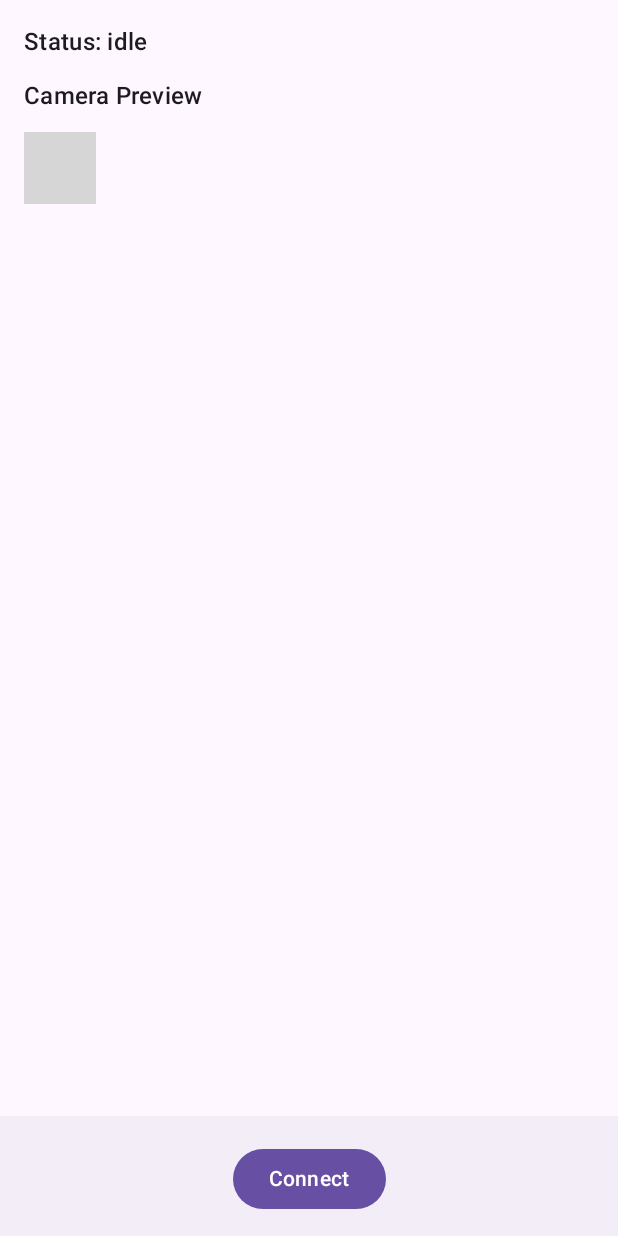
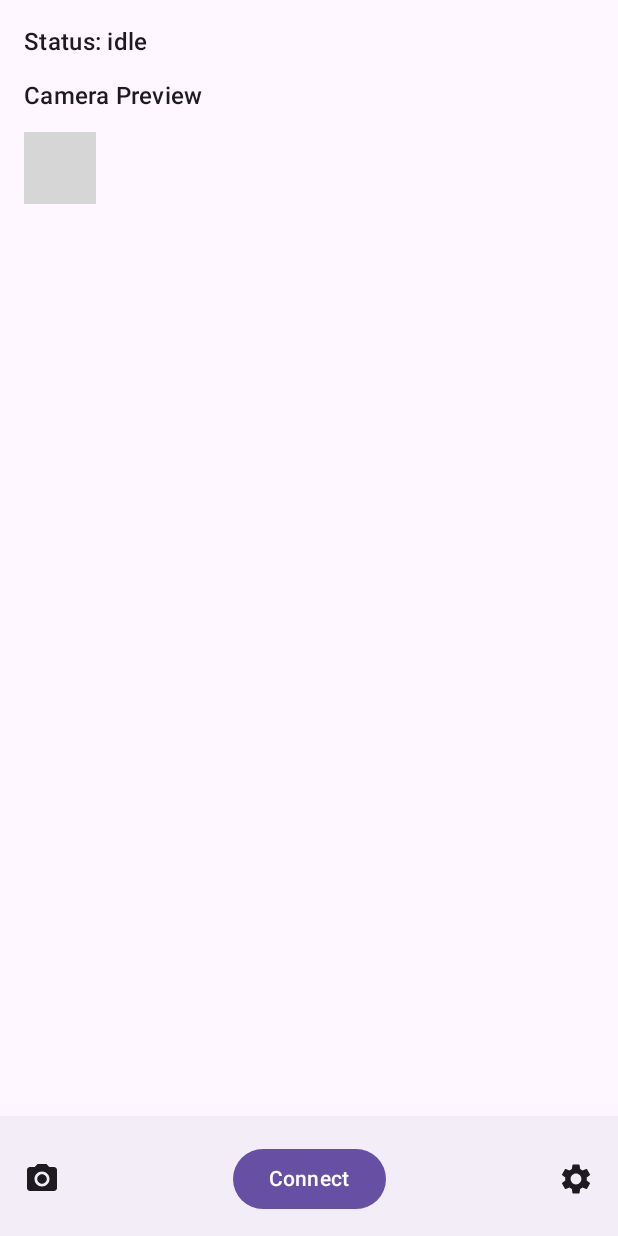
Before and after one commit to iron-66/CamtellectAndroid, an Android app built with Jetpack Compose: the screen it shows after launch (MainActivity), on a phone screen of 412 x 824 dp. Run offline under Robolectric (Android 15) with nearby library versions, the phone set to English and light mode, and no system bars; libraries missing offline, so code that uses them is left out: androidx.camera.core, org.webrtc; 2 statements that could not run were skipped; grey boxes are pictures that could not be loaded.

Commit message:
Added camera and settings icons to bottom navbar

```diff
--- a/app/src/main/java/com/example/camtellect/AppBottomBar.kt
+++ b/app/src/main/java/com/example/camtellect/AppBottomBar.kt
@@ -1,6 +1,9 @@
 package com.example.camtellect.ui
 
 import androidx.compose.foundation.layout.*
+import androidx.compose.material.icons.Icons
+import androidx.compose.material.icons.filled.PhotoCamera
+import androidx.compose.material.icons.filled.Settings
 import androidx.compose.material3.*
 import androidx.compose.runtime.Composable
 import androidx.compose.ui.Alignment
@@ -13,20 +16,24 @@ fun AppBottomBar(
     isConnecting: Boolean,
     onConnect: () -> Unit,
     onDisconnect: () -> Unit,
+    onCameraClick: () -> Unit,
+    onSettingsClick: () -> Unit,
     modifier: Modifier = Modifier,
 ) {
     BottomAppBar(modifier = modifier) {
+        IconButton(onClick = onCameraClick) {
+            Icon(imageVector = Icons.Filled.PhotoCamera, contentDescription = "Camera")
+        }
+
         Box(
-            modifier = Modifier.fillMaxWidth(),
+            modifier = Modifier
+                .weight(1f)
+                .fillMaxHeight(),
             contentAlignment = Alignment.Center
         ) {
             when {
                 isConnecting -> {
-                    Button(
-                        onClick = { /* disabled while connecting */ },
-                        enabled = false
-                    ) {
-                        // Компактный лоадер + текст; размер кнопки не «прыгает»
+                    Button(onClick = { /* disabled while connecting */ }, enabled = false) {
                         Row(
                             verticalAlignment = Alignment.CenterVertically,
                             horizontalArrangement = Arrangement.spacedBy(8.dp)
@@ -39,13 +46,13 @@ fun AppBottomBar(
                         }
                     }
                 }
-                !connected -> {
-                    Button(onClick = onConnect) { Text("Connect") }
-                }
-                else -> {
-                    Button(onClick = onDisconnect) { Text("Disconnect") }
-                }
+                !connected -> Button(onClick = onConnect) { Text("Connect") }
+                else -> Button(onClick = onDisconnect) { Text("Disconnect") }
             }
+        }
+
+        IconButton(onClick = onSettingsClick) {
+            Icon(imageVector = Icons.Filled.Settings, contentDescription = "Settings")
         }
     }
 }
--- a/app/src/main/java/com/example/camtellect/MainActivity.kt
+++ b/app/src/main/java/com/example/camtellect/MainActivity.kt
@@ -35,13 +35,12 @@ class MainActivity : ComponentActivity() {
 
     override fun onCreate(savedInstanceState: Bundle?) {
         super.onCreate(savedInstanceState)
-        // Права на камеру/микрофон
         permsLauncher.launch(arrayOf(Manifest.permission.CAMERA, Manifest.permission.RECORD_AUDIO))
 
         setContent {
             var connected by remember { mutableStateOf(false) }
             var status by remember { mutableStateOf("idle") }
-            val isConnecting by derivedStateOf { status == "init" } // только для лоадера на кнопке
+            val isConnecting = status == "init"
             val scope = rememberCoroutineScope()
 
             // Инициализация peer с провайдером эфемерального токена
@@ -66,17 +65,15 @@ class MainActivity : ComponentActivity() {
                 bottomBar = {
                     AppBottomBar(
                         connected = connected,
-                        isConnecting = isConnecting, // <- новый флаг для лоадера в кнопке
+                        isConnecting = (status == "init"),
                         onConnect = {
-                            // ВАЖНО: сохраняем твоё поведение — сначала скрываем CameraX
-                            // (connected=true), чтобы камера была свободна для WebRTC.
                             status = "init"
                             connected = true
-                            scope.launch(Dispatchers.Default) {
+                            scope.launch(kotlinx.coroutines.Dispatchers.Default) {
                                 try {
                                     peer.connect { s -> status = s }
                                 } catch (e: Exception) {
-                                    withContext(Dispatchers.Main) {
+                                    kotlinx.coroutines.withContext(kotlinx.coroutines.Dispatchers.Main) {
                                         status = "error: ${e.message}"
                                         connected = false
                                     }
@@ -84,17 +81,16 @@ class MainActivity : ComponentActivity() {
                             }
                         },
                         onDisconnect = {
-                            scope.launch(Dispatchers.Default) {
-                                try {
-                                    peer.disconnect()
-                                } finally {
-                                    withContext(Dispatchers.Main) {
-                                        connected = false
-                                        status = "disconnected"
+                            scope.launch(kotlinx.coroutines.Dispatchers.Default) {
+                                try { peer.disconnect() } finally {
+                                    kotlinx.coroutines.withContext(kotlinx.coroutines.Dispatchers.Main) {
+                                        connected = false; status = "disconnected"
                                     }
                                 }
                             }
-                        }
+                        },
+                        onCameraClick = { /* TODO: смена камеры позже */ },
+                        onSettingsClick = { /* TODO: открыть настройки позже */ }
                     )
                 }
             ) { pad ->
```
